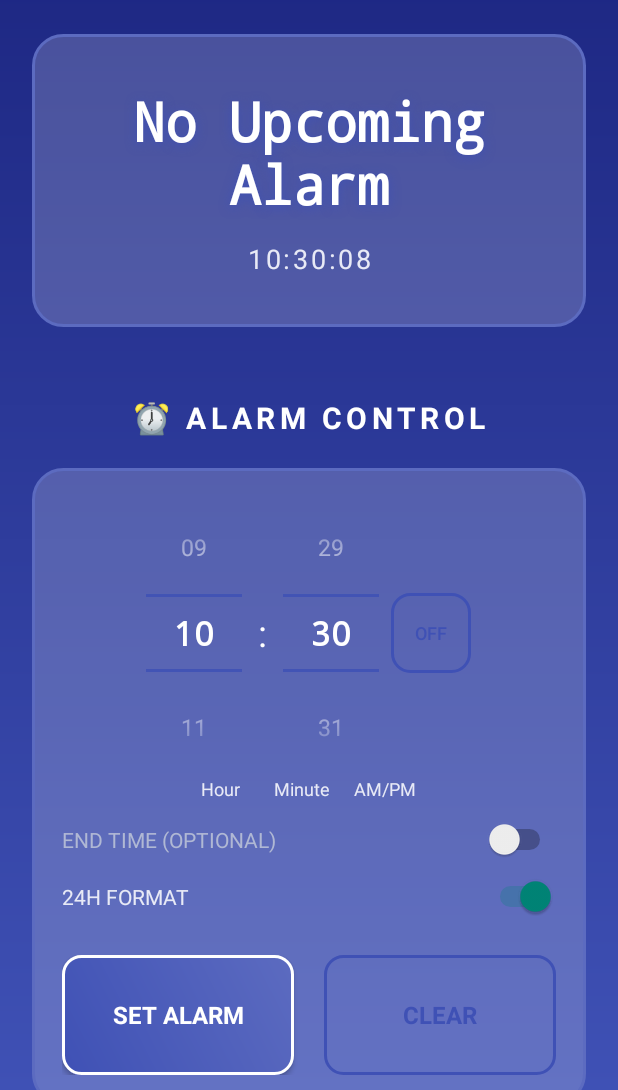
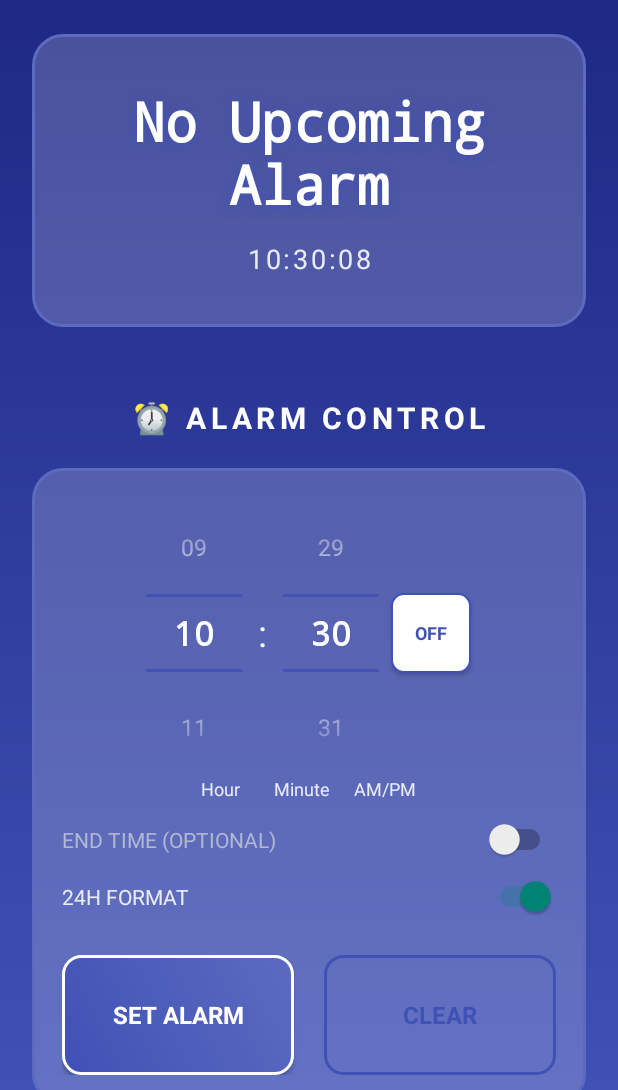
Before and after one commit to adilkt16/modern-clock-app, an Android app: the screen it shows after launch (MainActivity), on a phone screen of 412 x 824 dp, the part 146-1236 px from its top. Run offline under Robolectric (Android 15) with nearby library versions, the phone set to English and light mode, and no system bars.

Commit message:
Enhance UI for AM/PM toggle buttons and update math puzzle range

```diff
--- a/app/src/main/java/com/modernclockapp/MainActivity.kt
+++ b/app/src/main/java/com/modernclockapp/MainActivity.kt
@@ -224,9 +224,21 @@ class MainActivity : Activity() {
             textOn = "PM"
             textOff = "AM"
             textSize = 12f
+            typeface = Typeface.DEFAULT_BOLD
+            setBackgroundResource(R.drawable.bg_toggle_button)
+            layoutParams = LinearLayout.LayoutParams(80, 80)
+
+            // Set text color based on state
+            setOnCheckedChangeListener { button, isChecked ->
+                if (isChecked) {
+                    button.setTextColor(Color.WHITE) // White text on blue background
+                } else {
+                    button.setTextColor(Color.parseColor("#3F51B5")) // Blue text on white background
+                }
+                isPm = isChecked
+            }
+            // Initial state
             setTextColor(Color.parseColor("#3F51B5"))
-            setBackgroundResource(R.drawable.bg_secondary_button)
-            layoutParams = LinearLayout.LayoutParams(80, 80)
         }
         timeRow.addView(hourPicker)
         timeRow.addView(colon)
@@ -303,6 +315,8 @@ class MainActivity : Activity() {
                 val h24 = hourPicker.value
                 isPm = h24 >= 12
                 ampmToggle.isChecked = isPm
+                // Update text color based on checked state
+                ampmToggle.setTextColor(if (isPm) Color.WHITE else Color.parseColor("#3F51B5"))
                 hourPicker.minValue = 1
                 hourPicker.maxValue = 12
                 hourPicker.value = when {
@@ -315,6 +329,8 @@ class MainActivity : Activity() {
                 val eh24 = endHourPicker.value
                 isEndPm = eh24 >= 12
                 endAmpmToggle.isChecked = isEndPm
+                // Update text color based on checked state
+                endAmpmToggle.setTextColor(if (isEndPm) Color.WHITE else Color.parseColor("#3F51B5"))
                 endHourPicker.minValue = 1
                 endHourPicker.maxValue = 12
                 endHourPicker.value = when {
@@ -389,9 +405,21 @@ class MainActivity : Activity() {
             textOff = "AM"
             text = textOff
             isChecked = false
+            typeface = Typeface.DEFAULT_BOLD
+            setBackgroundResource(R.drawable.bg_toggle_button)
+            layoutParams = LinearLayout.LayoutParams(LinearLayout.LayoutParams.WRAP_CONTENT, LinearLayout.LayoutParams.WRAP_CONTENT).apply { setMargins(12, 0, 0, 0) }
+
+            // Set text color based on state
+            setOnCheckedChangeListener { button, isChecked ->
+                if (isChecked) {
+                    button.setTextColor(Color.WHITE) // White text on blue background
+                } else {
+                    button.setTextColor(Color.parseColor("#3F51B5")) // Blue text on white background
+                }
+                isEndPm = isChecked
+            }
+            // Initial state - unchecked (AM)
             setTextColor(Color.parseColor("#3F51B5"))
-            setBackgroundResource(R.drawable.bg_secondary_button)
-            layoutParams = LinearLayout.LayoutParams(LinearLayout.LayoutParams.WRAP_CONTENT, LinearLayout.LayoutParams.WRAP_CONTENT).apply { setMargins(12, 0, 0, 0) }
         }
     endTimeRow.addView(endHourPicker)
         endTimeRow.addView(endColon)
--- a/app/src/main/java/com/modernclockapp/alarm/AlarmDismissActivity.kt
+++ b/app/src/main/java/com/modernclockapp/alarm/AlarmDismissActivity.kt
@@ -225,7 +225,7 @@ class AlarmDismissActivity : Activity() {
                 dismissBtn.isEnabled = true
                 dismissBtn.alpha = 1.0f
             } else {
-                feedback.text = "❌ Incorrect. Try again!\nHint: Answer is between 0 and 10"
+                feedback.text = "❌ Incorrect. Try again!\nHint: Answer is between 0 and 50"
                 feedback.setTextColor(Color.parseColor("#FF6B6B"))
                 input.text.clear()
             }
@@ -252,9 +252,9 @@ class AlarmDismissActivity : Activity() {
     private fun generateMathPuzzle(): Pair<String, Int> {
         val rand = Random()
         return if (rand.nextBoolean()) {
-            // Addition: a + b <= 10
+            // Addition: a + b <= 50
             val a = rand.nextInt(11)
-            val bMax = 10 - a
+            val bMax = 50 - a
             val b = if (bMax > 0) rand.nextInt(bMax + 1) else 0
             Pair("$a + $b = ?", a + b)
         } else {
--- /dev/null
+++ b/app/src/main/res/drawable/bg_toggle_button.xml
@@ -0,0 +1,17 @@
+<?xml version="1.0" encoding="utf-8"?>
+<selector xmlns:android="http://schemas.android.com/apk/res/android">
+    <item android:state_checked="true">
+        <shape>
+            <solid android:color="#3F51B5" />
+            <corners android:radius="8dp" />
+            <stroke android:width="1dp" android:color="#FFFFFF" />
+        </shape>
+    </item>
+    <item>
+        <shape>
+            <solid android:color="#FFFFFF" />
+            <corners android:radius="8dp" />
+            <stroke android:width="1dp" android:color="#3F51B5" />
+        </shape>
+    </item>
+</selector>
```
